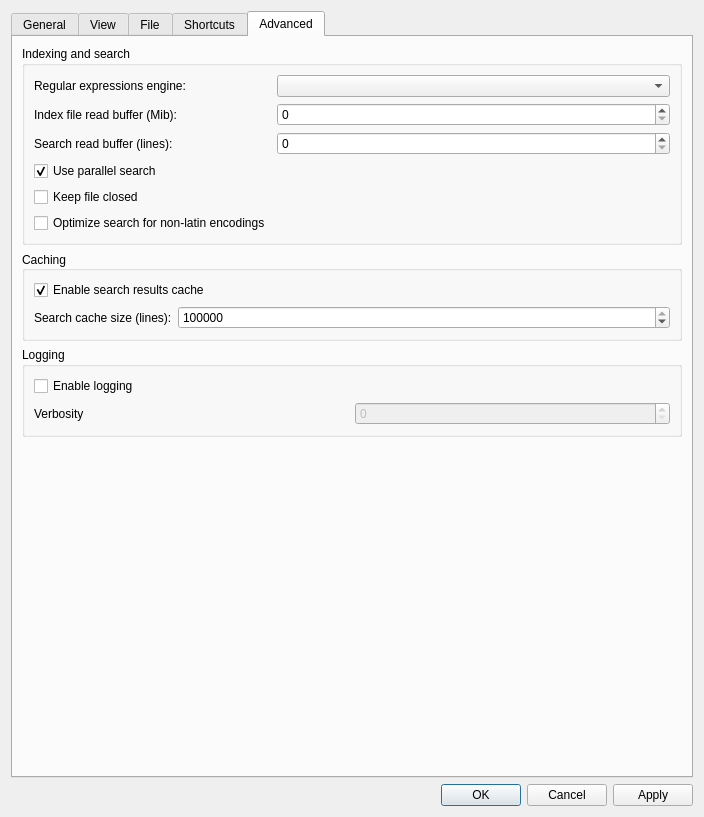
Qt form src/ui/include/optionsdialog.ui (variar/klogg) before a commit.
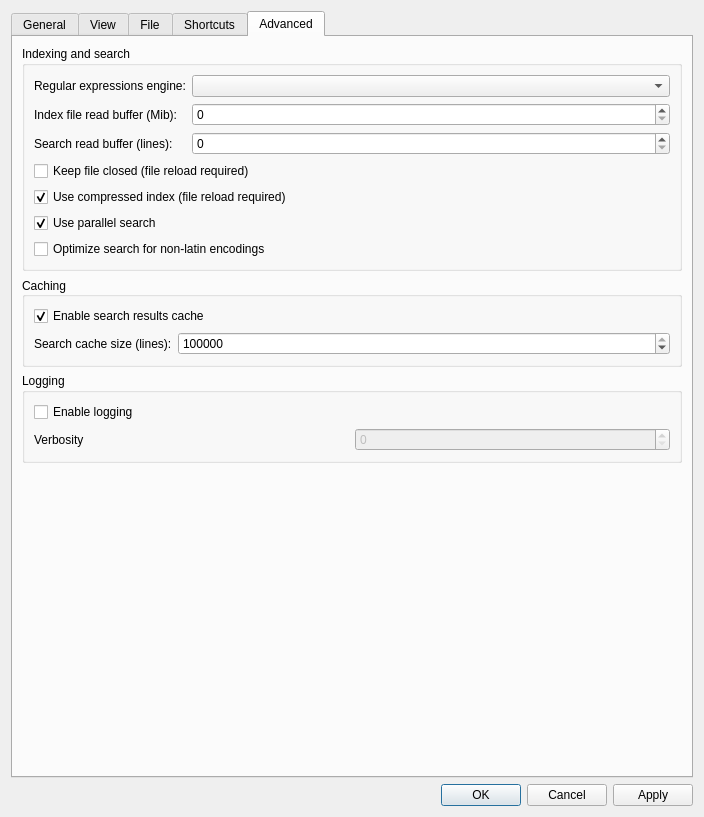
The same form after that commit. The open tabs and pages were chosen to show the change.

Commit message: perf: allow to use uncompressed index for faster search

What changed in the file:
```diff
--- a/src/ui/include/optionsdialog.ui
+++ b/src/ui/include/optionsdialog.ui
@@ -677,13 +677,11 @@
          <property name="title">
           <string>Indexing and search</string>
          </property>
+         <layout class="QVBoxLayout" name="verticalLayout_20">
+          <item>
+           <layout class="QVBoxLayout" name="verticalLayout_19">
+            <item>
          <layout class="QFormLayout" name="formLayout_2">
-          <property name="fieldGrowthPolicy">
-           <enum>QFormLayout::ExpandingFieldsGrow</enum>
-          </property>
-          <property name="labelAlignment">
-           <set>Qt::AlignLeading|Qt::AlignLeft|Qt::AlignVCenter</set>
-          </property>
           <item row="0" column="0">
            <widget class="QLabel" name="regexpEngineLabel">
             <property name="text">
@@ -691,13 +689,13 @@
             </property>
            </widget>
           </item>
-          <item row="3" column="0">
-           <widget class="QCheckBox" name="parallelSearchCheckBox">
-            <property name="text">
-             <string>Use parallel search</string>
-            </property>
-            <property name="checked">
-             <bool>true</bool>
+              <item row="0" column="1">
+               <widget class="QComboBox" name="regexpEngineComboBox">
+                <property name="sizePolicy">
+                 <sizepolicy hsizetype="MinimumExpanding" vsizetype="Fixed">
+                  <horstretch>0</horstretch>
+                  <verstretch>0</verstretch>
+                 </sizepolicy>
             </property>
            </widget>
           </item>
@@ -741,32 +739,46 @@
             </property>
            </widget>
           </item>
-          <item row="4" column="0">
+             </layout>
+            </item>
+            <item>
            <widget class="QCheckBox" name="keepFileClosedCheckBox">
             <property name="toolTip">
              <string>File will be kept closed as much as possible. Affects only files opened after check state changed</string>
             </property>
             <property name="text">
-             <string>Keep file closed</string>
+               <string>Keep file closed (file reload required)</string>
             </property>
            </widget>
           </item>
-          <item row="0" column="1">
-           <widget class="QComboBox" name="regexpEngineComboBox">
-            <property name="sizePolicy">
-             <sizepolicy hsizetype="MinimumExpanding" vsizetype="Fixed">
-              <horstretch>0</horstretch>
-              <verstretch>0</verstretch>
-             </sizepolicy>
-            </property>
-           </widget>
-          </item>
-          <item row="5" column="0">
+            <item>
+             <widget class="QCheckBox" name="compressedIndexCheckBox">
+              <property name="text">
+               <string>Use compressed index (file reload required)</string>
+              </property>
+              <property name="checked">
+               <bool>true</bool>
+              </property>
+             </widget>
+            </item>
+            <item>
+             <widget class="QCheckBox" name="parallelSearchCheckBox">
+              <property name="text">
+               <string>Use parallel search</string>
+              </property>
+              <property name="checked">
+               <bool>true</bool>
+              </property>
+             </widget>
+            </item>
+            <item>
            <widget class="QCheckBox" name="optimizeForNotLatinEncodingsCheckBox">
             <property name="text">
              <string>Optimize search for non-latin encodings</string>
             </property>
            </widget>
+            </item>
+           </layout>
           </item>
          </layout>
         </widget>
```
Lines whose indentation alone changed are shown as unchanged. The commit also changes 6 other files.
